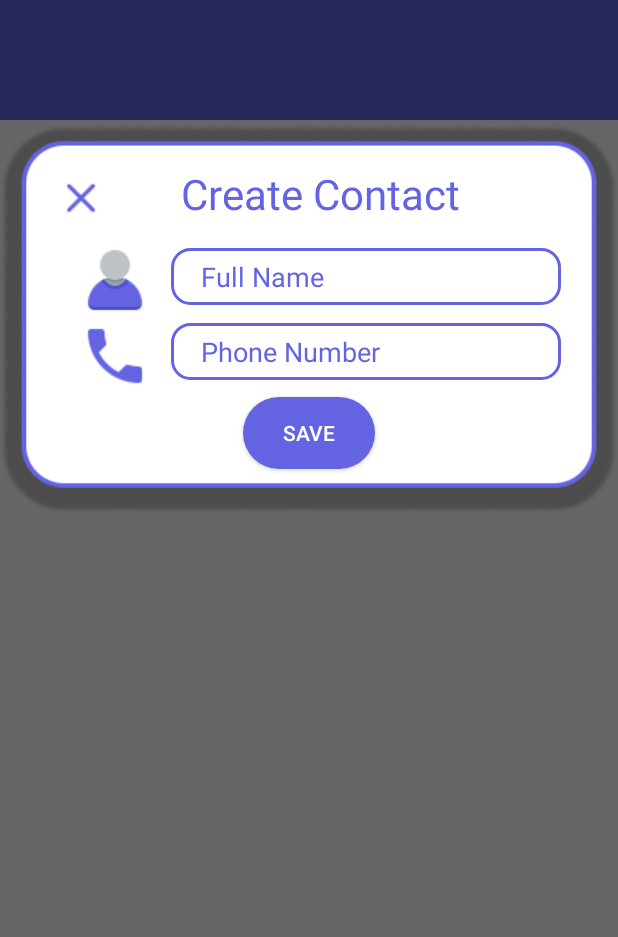
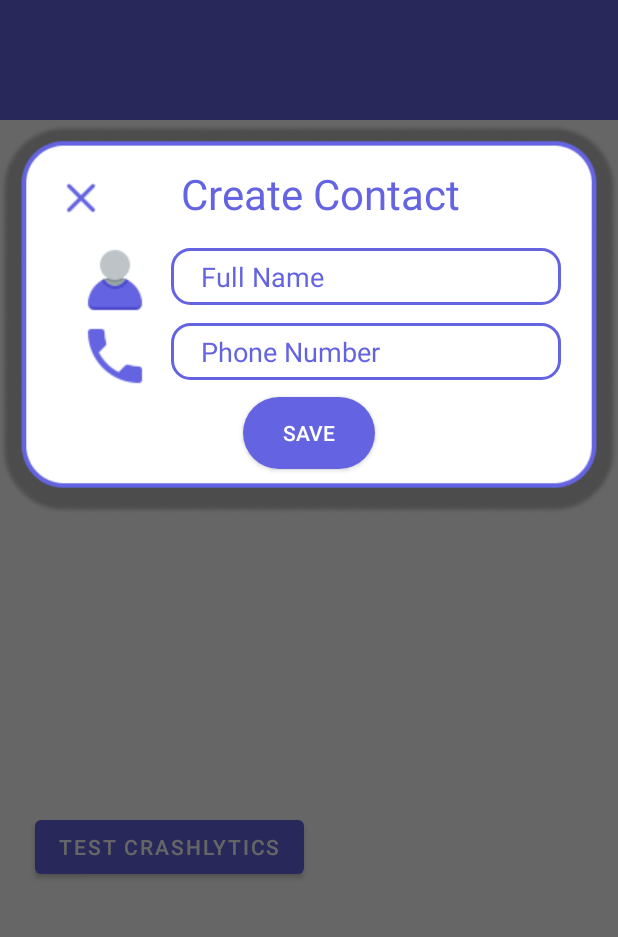
Before and after one commit to rasaalahmad/Milestones_Android, an Android app: the screen it shows after launch (ContactsNavigationDrawerActivity), after a tap on an icon or button, on a phone screen of 412 x 824 dp, the part 299-1236 px from its top. Run offline under Robolectric (Android 15) with nearby library versions, the light colour scheme and no system bars; our stand-ins replace Dagger/Hilt's generated code, Room's generated code, navigation-ui.

Commit message:
Firebase Crashlytics added

```diff
--- a/app/src/main/java/com/example/milestone2/ui/home/HomeFragment.kt
+++ b/app/src/main/java/com/example/milestone2/ui/home/HomeFragment.kt
@@ -9,6 +9,7 @@ import android.view.LayoutInflater
 import android.view.MenuItem
 import android.view.View
 import android.view.ViewGroup
+import android.widget.Button
 import android.widget.ImageButton
 import android.widget.PopupMenu
 import android.widget.Toast
@@ -34,6 +35,7 @@ class HomeFragment : Fragment() {
     lateinit var  contactsAdapter: ContactsRecyclerViewAdapter
     private lateinit var addAndModifyContact: AddAndModifyContact
     private lateinit var rView: RecyclerView
+    private lateinit var crashTestButton: Button
 
     // This property is only valid between onCreateView and
     // onDestroyView.
@@ -50,6 +52,9 @@ class HomeFragment : Fragment() {
         addContactButton = root.findViewById(R.id.add_contact_btn)
         rView = root.findViewById(R.id.contacts_recycler_view)
         rView.layoutManager = LinearLayoutManager(context)
+
+        crashTestButton = root.findViewById(R.id.test_crash)
+
         contactsAdapter = ContactsRecyclerViewAdapter(object : ContactsRecyclerViewAdapter.OptionsMenuClickListener{
             // implement the required method
             override fun onOptionsMenuClicked(position: Int) {
@@ -93,6 +98,10 @@ class HomeFragment : Fragment() {
             addAndModifyContact.arguments = bundle
             addAndModifyContact.show(requireActivity().supportFragmentManager,"CreateNewContact")
             setListAdapter()
+        }
+
+        crashTestButton.setOnClickListener {
+          throw RuntimeException("Test Crash") // Force a crash
         }
     }
 
--- a/app/src/main/res/layout/fragment_home.xml
+++ b/app/src/main/res/layout/fragment_home.xml
@@ -44,6 +44,18 @@
             android:layout_gravity="center"/>
     </LinearLayout>
 
+    <Button
+        android:layout_width="wrap_content"
+        android:layout_height="wrap_content"
+        android:id="@+id/test_crash"
+        android:text="@string/test_crashlytics"
+        app:layout_constraintTop_toTopOf="parent"
+        app:layout_constraintBottom_toBottomOf="parent"
+        app:layout_constraintStart_toStartOf="parent"
+        app:layout_constraintEnd_toEndOf="parent"
+        app:layout_constraintHorizontal_bias="0.1"
+        app:layout_constraintVertical_bias="0.95"/>
+
     <com.google.android.material.floatingactionbutton.FloatingActionButton
         android:id="@+id/add_contact_btn"
         android:layout_width="wrap_content"
--- a/app/src/main/res/values/strings.xml
+++ b/app/src/main/res/values/strings.xml
@@ -46,4 +46,5 @@
     <string name="my_name">Rasaal Ahmad</string>
     <string name="fcm_message">FCM Message</string>
     <string name="msg_token_fmt">FCM Token</string>
+    <string name="test_crashlytics">Test Crashlytics</string>
 </resources>
```
Also changed, not shown: app/build.gradle (+11 -1 lines), build.gradle (+7 -0 lines).
